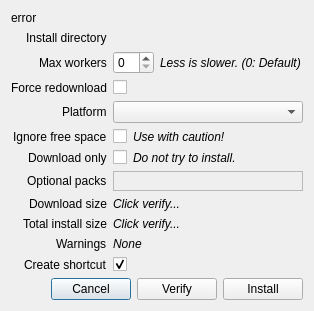
First picture: the form in rare/ui/components/dialogs/install_dialog.ui, repository RareDevs/Rare, before the edit.
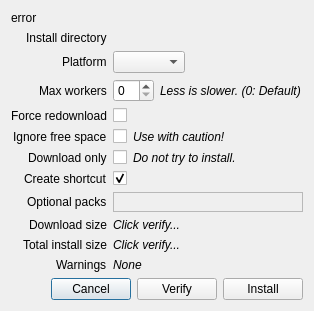
Second picture: the form after the edit.

Commit message: InstallDialog: Rearrange options, fix form gaps

```diff
--- a/rare/ui/components/dialogs/install_dialog.ui
+++ b/rare/ui/components/dialogs/install_dialog.ui
@@ -6,8 +6,8 @@
    <rect>
     <x>0</x>
     <y>0</y>
-    <width>340</width>
-    <height>314</height>
+    <width>324</width>
+    <height>344</height>
    </rect>
   </property>
   <property name="windowTitle">
@@ -37,14 +37,14 @@
    <item row="1" column="1">
     <layout class="QHBoxLayout" name="install_dir_layout"/>
    </item>
-   <item row="2" column="0">
+   <item row="3" column="0">
     <widget class="QLabel" name="max_workers_label">
      <property name="text">
       <string>Max workers</string>
      </property>
     </widget>
    </item>
-   <item row="2" column="1">
+   <item row="3" column="1">
     <layout class="QHBoxLayout" name="max_workers_layout">
      <item>
       <widget class="QSpinBox" name="max_workers_spin">
@@ -70,14 +70,14 @@
      </item>
     </layout>
    </item>
-   <item row="3" column="0">
+   <item row="4" column="0">
     <widget class="QLabel" name="force_download_label">
      <property name="text">
       <string>Force redownload</string>
      </property>
     </widget>
    </item>
-   <item row="3" column="1">
+   <item row="4" column="1">
     <widget class="QCheckBox" name="force_download_check">
      <property name="sizePolicy">
       <sizepolicy hsizetype="Maximum" vsizetype="Fixed">
@@ -87,6 +87,23 @@
      </property>
     </widget>
    </item>
+   <item row="2" column="0">
+    <widget class="QLabel" name="platform_label">
+     <property name="text">
+      <string>Platform</string>
+     </property>
+    </widget>
+   </item>
+   <item row="2" column="1">
+    <widget class="QComboBox" name="platform_combo_box">
+     <property name="sizePolicy">
+      <sizepolicy hsizetype="Maximum" vsizetype="Fixed">
+       <horstretch>0</horstretch>
+       <verstretch>0</verstretch>
+      </sizepolicy>
+     </property>
+    </widget>
+   </item>
    <item row="5" column="0">
     <widget class="QLabel" name="ignore_space_label">
      <property name="text">
@@ -157,13 +174,30 @@
     </layout>
    </item>
    <item row="7" column="0">
+    <widget class="QLabel" name="shortcut_lbl">
+     <property name="text">
+      <string>Create shortcut</string>
+     </property>
+    </widget>
+   </item>
+   <item row="7" column="1">
+    <widget class="QCheckBox" name="shortcut_cb">
+     <property name="text">
+      <string notr="true"/>
+     </property>
+     <property name="checked">
+      <bool>true</bool>
+     </property>
+    </widget>
+   </item>
+   <item row="8" column="0">
     <widget class="QLabel" name="sdl_list_label">
      <property name="text">
       <string>Optional packs</string>
      </property>
     </widget>
    </item>
-   <item row="7" column="1">
+   <item row="8" column="1">
     <widget class="QFrame" name="sdl_list_frame">
      <property name="frameShape">
       <enum>QFrame::StyledPanel</enum>
@@ -178,14 +212,14 @@
      </layout>
     </widget>
    </item>
-   <item row="8" column="0">
+   <item row="9" column="0">
     <widget class="QLabel" name="download_size_label">
      <property name="text">
       <string>Download size</string>
      </property>
     </widget>
    </item>
-   <item row="8" column="1">
+   <item row="9" column="1">
     <widget class="QLabel" name="download_size_info_label">
      <property name="font">
       <font>
@@ -197,14 +231,14 @@
      </property>
     </widget>
    </item>
-   <item row="9" column="0">
+   <item row="10" column="0">
     <widget class="QLabel" name="install_size_label">
      <property name="text">
       <string>Total install size</string>
      </property>
     </widget>
    </item>
-   <item row="9" column="1">
+   <item row="10" column="1">
        <widget class="QLabel" name="install_size_info_label">
            <property name="font">
                <font>
@@ -279,33 +313,6 @@
      </item>
           </layout>
       </item>
-      <item row="4" column="1">
-          <widget class="QComboBox" name="platform_combo_box"/>
-      </item>
-      <item row="4" column="0">
-          <widget class="QLabel" name="platform_label">
-              <property name="text">
-                  <string>Platform</string>
-              </property>
-          </widget>
-      </item>
-      <item row="12" column="0">
-          <widget class="QLabel" name="shortcut_lbl">
-              <property name="text">
-                  <string>Create shortcut</string>
-              </property>
-          </widget>
-      </item>
-      <item row="12" column="1">
-          <widget class="QCheckBox" name="shortcut_cb">
-              <property name="text">
-                  <string notr="true"/>
-              </property>
-              <property name="checked">
-                  <bool>true</bool>
-              </property>
-          </widget>
-      </item>
   </layout>
  </widget>
  <resources/>
```
Left out of the diff: 16 changed lines with no effect on the pictures. Lines whose indentation alone changed are shown as unchanged. The commit also changes 1 other file.
